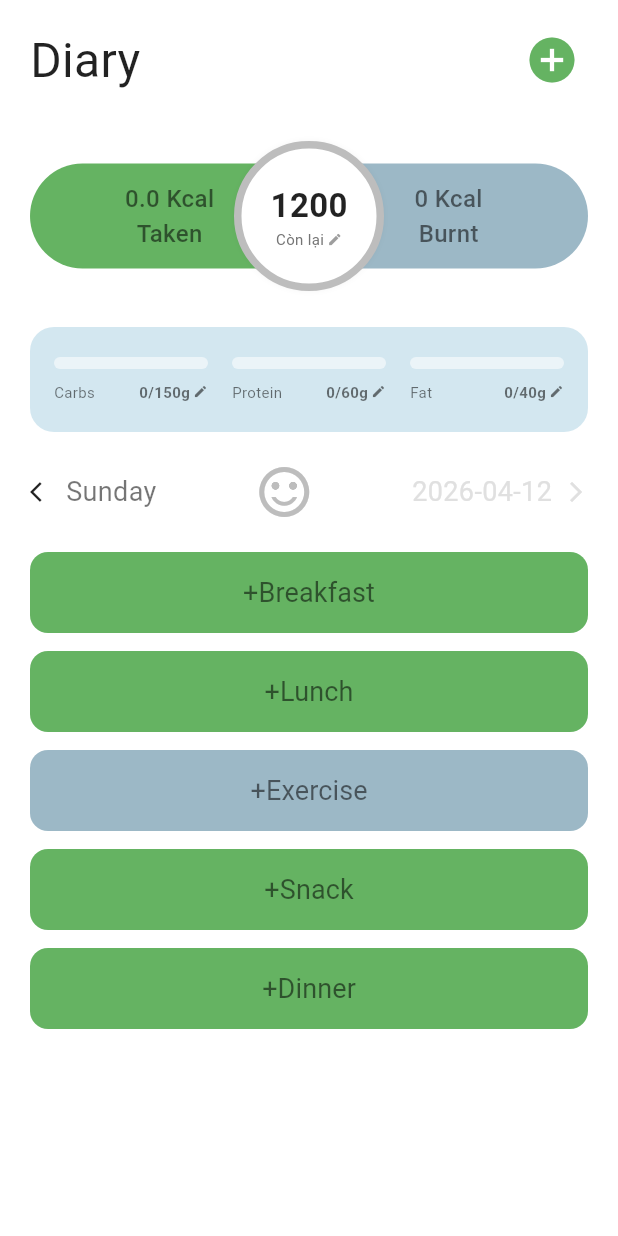
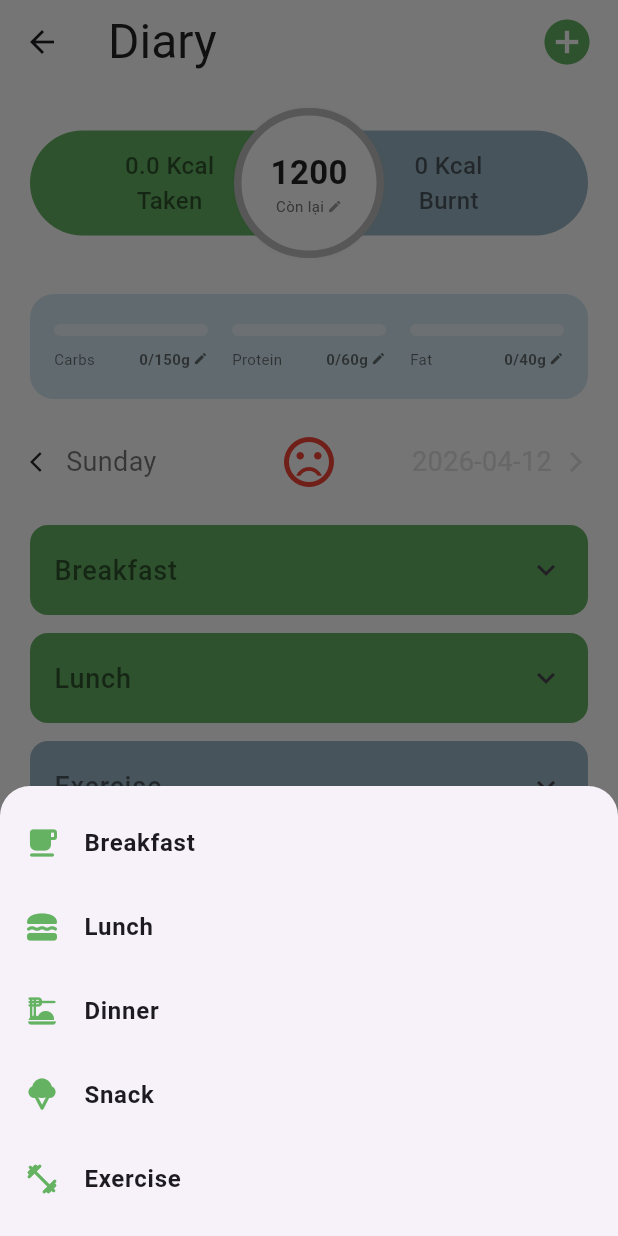
Before and after one commit to tuan21104/HealthyLife_Project_FYP, a Flutter app: the DiaryScreen screen opened directly, after a tap on the "add circle" icon, on a phone screen of 412 x 824 dp. Run offline on Flutter 3.47's test engine with Material 3 defaults, Android fonts, the phone set to English and light mode, and no system bars; drawn by our look-alikes of flutter_animate; our stand-ins replace cached_network_image, fl_chart, flutter_dotenv, flutter_markdown, geocoding, geolocator and 4 more; missing offline and left inert: markdown; accounts and stored records are empty; network calls fail.

Commit message:
feat: enhance diary functionality with personalized calorie targets and improved data loading

```diff
--- a/client/lib/diary_screen.dart
+++ b/client/lib/diary_screen.dart
@@ -26,6 +26,7 @@ class _DiaryScreenState extends State<DiaryScreen> {
   final Color _macroBgColor = const Color(0xFFD3E7F0);
 
   double _targetCalo = 1200;
+  double _defaultTargetCalo = 1200;
   double _targetCarb = 150;
   double _targetProtein = 60;
   double _targetFat = 40;
@@ -38,19 +39,68 @@ class _DiaryScreenState extends State<DiaryScreen> {
   @override
   void initState() {
     super.initState();
-    _targetCalo = widget.initialCalo;
+    _defaultTargetCalo = widget.initialCalo;
+    _targetCalo = _defaultTargetCalo;
     _targetCarb = (_targetCalo * 0.5) / 4;
     _targetProtein = (_targetCalo * 0.2) / 4;
     _targetFat = (_targetCalo * 0.3) / 9;
 
-    _loadDailyData();
+    _bootstrapDiaryData();
+  }
+
+  Future<void> _bootstrapDiaryData() async {
+    await _loadPersonalizedTargetCalo();
+    await _loadDailyData();
+  }
+
+  Future<void> _refreshDiaryPage() async {
+    await _bootstrapDiaryData();
+  }
+
+  Future<void> _loadPersonalizedTargetCalo() async {
+    try {
+      final profile = await AuthService.getUserProfile();
+      final user = profile is Map<String, dynamic>
+          ? (profile['user'] ?? profile['data'])
+          : null;
+
+      final profileTarget = user is Map
+          ? (user['targetCalo'] as num?)?.toDouble()
+          : null;
+
+      if (profileTarget != null && profileTarget > 0 && mounted) {
+        setState(() {
+          _defaultTargetCalo = profileTarget;
+          _targetCalo = profileTarget;
+          _targetCarb = (_targetCalo * 0.5) / 4;
+          _targetProtein = (_targetCalo * 0.2) / 4;
+          _targetFat = (_targetCalo * 0.3) / 9;
+        });
+      }
+    } catch (_) {}
   }
 
   // --- HÀM 1: CẬP NHẬT GIAO DIỆN (HÀM PHỤ TRỢ) ---
-  void _updateStateWithData(Map<String, dynamic> data) {
+  bool _updateStateWithData(Map<String, dynamic> data) {
+    bool migratedLegacyTarget = false;
+
     setState(() {
+      final savedTargetCalo = (data['targetCalo'] as num?)?.toDouble();
+
+      // Migrate dữ liệu cũ: trước đây target mặc định luôn bị lưu là 1200.
+      final isLegacyDefault =
+          savedTargetCalo != null &&
+          savedTargetCalo == widget.initialCalo &&
+          _defaultTargetCalo != widget.initialCalo;
+
+      if (isLegacyDefault) {
+        migratedLegacyTarget = true;
+      }
+
       _targetCalo =
-          (data['targetCalo'] as num?)?.toDouble() ?? widget.initialCalo;
+          (savedTargetCalo != null && savedTargetCalo > 0 && !isLegacyDefault)
+          ? savedTargetCalo
+          : _defaultTargetCalo;
       _targetCarb =
           (data['targetCarb'] as num?)?.toDouble() ?? (_targetCalo * 0.5) / 4;
       _targetProtein =
@@ -67,6 +117,8 @@ class _DiaryScreenState extends State<DiaryScreen> {
       _dinnerFoods = List<Map<String, dynamic>>.from(data['dinner'] ?? []);
       _exerciseList = List<Map<String, dynamic>>.from(data['exercise'] ?? []);
     });
+
+    return migratedLegacyTarget;
   }
 
   // --- HÀM 2: TẢI DỮ LIỆU THÔNG MINH (LOCAL + CLOUD) ---
@@ -80,7 +132,10 @@ class _DiaryScreenState extends State<DiaryScreen> {
     if (savedData != null) {
       try {
         Map<String, dynamic> data = jsonDecode(savedData);
-        _updateStateWithData(data);
+        final migrated = _updateStateWithData(data);
+        if (migrated) {
+          await _saveDailyData();
+        }
         return; // Có data trong máy rồi thì dừng luôn
       } catch (e) {
         print("Lỗi parse JSON Local: $e");
@@ -98,17 +153,21 @@ class _DiaryScreenState extends State<DiaryScreen> {
 
       if (cloudData != null) {
         print("==== ✅ ĐÃ TẢI THÀNH CÔNG TỪ CLOUD VỀ MÁY ====");
-        _updateStateWithData(cloudData);
+        final migrated = _updateStateWithData(cloudData);
 
         // Tiện tay lưu luôn vào điện thoại để lần sau mở App không cần đợi tải mạng
+        if (migrated) {
+          await _saveDailyData();
+        } else {
           await prefs.setString(dateKey, jsonEncode(cloudData));
+        }
         return;
       }
     }
 
     // BƯỚC 3: NẾU MÂY CŨNG TRỐNG NỐT -> TẠO NGÀY MỚI TRẮNG TINH
     setState(() {
-      _targetCalo = widget.initialCalo;
+      _targetCalo = _defaultTargetCalo;
       _targetCarb = (_targetCalo * 0.5) / 4;
       _targetProtein = (_targetCalo * 0.2) / 4;
       _targetFat = (_targetCalo * 0.3) / 9;
@@ -302,6 +361,26 @@ class _DiaryScreenState extends State<DiaryScreen> {
     };
   }
 
+  Map<String, dynamic> _calculateHealthStatus(double taken, double burnt) {
+    if (taken <= 0) {
+      return {'icon': Icons.sentiment_very_dissatisfied, 'color': Colors.red};
+    }
+
+    final target = _targetCalo <= 0 ? 1.0 : _targetCalo;
+    final netCalorie = taken - burnt;
+    final deviationRatio = ((netCalorie - target).abs()) / target;
+
+    if (deviationRatio <= 0.10) {
+      return {'icon': Icons.sentiment_satisfied_alt, 'color': _greenColor};
+    }
+
+    if (deviationRatio <= 0.30) {
+      return {'icon': Icons.sentiment_neutral, 'color': Colors.orange};
+    }
+
+    return {'icon': Icons.sentiment_very_dissatisfied, 'color': Colors.red};
+  }
+
   Future<void> _handleAddFood(String mealType) async {
     final addedData = await Navigator.push(
       context,
@@ -350,6 +429,51 @@ class _DiaryScreenState extends State<DiaryScreen> {
 
       _saveDailyData();
     }
+  }
+
+  void _showAddActionSheet() {
+    showModalBottomSheet(
+      context: context,
+      shape: const RoundedRectangleBorder(
+        borderRadius: BorderRadius.vertical(top: Radius.circular(20)),
+      ),
+      builder: (context) {
+        final actions = [
+          {'title': 'Breakfast', 'icon': Icons.free_breakfast_rounded},
+          {'title': 'Lunch', 'icon': Icons.lunch_dining_rounded},
+          {'title': 'Dinner', 'icon': Icons.dinner_dining_rounded},
+          {'title': 'Snack', 'icon': Icons.icecream_rounded},
+          {'title': 'Exercise', 'icon': Icons.fitness_center_rounded},
+        ];
+
+        return SafeArea(
+          child: Padding(
+            padding: const EdgeInsets.symmetric(vertical: 10),
+            child: Column(
+              mainAxisSize: MainAxisSize.min,
+              children: actions
+                  .map(
+                    (item) => ListTile(
+                      leading: Icon(
+                        item['icon'] as IconData,
+                        color: _greenColor,
+                      ),
+                      title: Text(
+                        item['title'] as String,
+                        style: const TextStyle(fontWeight: FontWeight.w600),
+                      ),
+                      onTap: () {
+                        Navigator.pop(context);
+                        _handleAddFood(item['title'] as String);
+                      },
+                    ),
+                  )
+                  .toList(),
+            ),
+          ),
+        );
+      },
+    );
   }
 
   void _showEditTargetDialog(
@@ -418,17 +542,45 @@ class _DiaryScreenState extends State<DiaryScreen> {
   Widget build(BuildContext context) {
     final totals =
         _calculateTotals(); // Tính toán tươi mới mỗi khi vẽ giao diện
+    final healthStatus = _calculateHealthStatus(
+      totals['taken']!,
+      totals['burnt']!,
+    );
 
     return Scaffold(
       backgroundColor: Colors.white,
+      appBar: AppBar(
+        backgroundColor: Colors.white,
+        elevation: 0,
+        title: const Text(
+          "Diary",
+          style: TextStyle(
+            fontSize: 32,
+            fontWeight: FontWeight.normal,
+            color: Colors.black87,
+          ),
+        ),
+        actions: [
+          IconButton(
+            icon: Icon(Icons.add_circle, color: _greenColor, size: 36),
+            onPressed: _showAddActionSheet,
+          ),
+          const SizedBox(width: 8),
+        ],
+      ),
       body: SafeArea(
+        child: RefreshIndicator(
+          onRefresh: _refreshDiaryPage,
+          color: _greenColor,
           child: SingleChildScrollView(
-          padding: const EdgeInsets.symmetric(horizontal: 20.0, vertical: 16.0),
+            physics: const AlwaysScrollableScrollPhysics(),
+            padding: const EdgeInsets.symmetric(
+              horizontal: 20.0,
+              vertical: 16.0,
+            ),
             child: Column(
               crossAxisAlignment: CrossAxisAlignment.start,
               children: [
-              _buildHeader(),
-              const SizedBox(height: 30),
                 _buildCalorieTracker(totals['taken']!, totals['burnt']!),
                 const SizedBox(height: 24),
                 _buildMacrosTracker(
@@ -437,7 +589,10 @@ class _DiaryScreenState extends State<DiaryScreen> {
                   totals['fat']!,
                 ),
                 const SizedBox(height: 20),
-              _buildDateSelector(),
+                _buildDateSelector(
+                  moodIcon: healthStatus['icon'] as IconData,
+                  moodColor: healthStatus['color'] as Color,
+                ),
                 const SizedBox(height: 20),
 
                 _buildMealSection(
@@ -472,6 +627,7 @@ class _DiaryScreenState extends State<DiaryScreen> {
 
                 const SizedBox(height: 40),
               ],
+            ),
           ),
         ),
       ),
@@ -727,30 +883,6 @@ class _DiaryScreenState extends State<DiaryScreen> {
     List<Map<String, dynamic>> foods,
     Color bgColor,
   ) {
-    Widget addButton = SizedBox(
-      width: double.infinity,
-      height: 54,
-      child: ElevatedButton(
-        onPressed: () => _handleAddFood(title),
-        style: ElevatedButton.styleFrom(
-          backgroundColor: bgColor,
-          elevation: 0,
-          shape: RoundedRectangleBorder(
-            borderRadius: BorderRadius.circular(12),
-          ),
-        ),
-        child: Text(
-          "+$title",
-          style: const TextStyle(
-            fontSize: 18,
-            fontWeight: FontWeight.normal,
-            color: Colors.black54,
-          ),
-        ),
-      ),
-    );
-    if (foods.isEmpty) return addButton;
-
     // Lấy đúng số Calo tùy thuộc vào Bữa Ăn hay Bài Tập
     double mealTotalCalo = foods.fold(
       0,
@@ -760,36 +892,45 @@ class _DiaryScreenState extends State<DiaryScreen> {
               .toDouble()),
     );
 
-    return Column(
-      children: [
-        addButton,
-        const SizedBox(height: 8),
-        Theme(
+    return Theme(
       data: Theme.of(context).copyWith(dividerColor: Colors.transparent),
-          child: Container(
-            decoration: BoxDecoration(
-              color: _macroBgColor.withOpacity(0.5),
+      child: ExpansionTile(
+        tilePadding: const EdgeInsets.symmetric(horizontal: 16, vertical: 2),
+        collapsedBackgroundColor: bgColor,
+        backgroundColor: _macroBgColor.withOpacity(0.35),
+        collapsedShape: RoundedRectangleBorder(
           borderRadius: BorderRadius.circular(12),
         ),
-            child: ExpansionTile(
+        shape: RoundedRectangleBorder(borderRadius: BorderRadius.circular(12)),
         title: Text(
+          title,
+          style: const TextStyle(
+            fontSize: 18,
+            fontWeight: FontWeight.w500,
+            color: Colors.black54,
+          ),
+        ),
+        children: [
+          Container(
+            width: double.infinity,
+            padding: const EdgeInsets.all(12),
+            decoration: const BoxDecoration(
+              color: Colors.white,
+              borderRadius: BorderRadius.vertical(bottom: Radius.circular(12)),
+            ),
+            child: Column(
+              children: [
+                Align(
+                  alignment: Alignment.centerLeft,
+                  child: Text(
                     "Total Energy: ${mealTotalCalo.toStringAsFixed(1)} Kcal",
                     style: const TextStyle(
                       fontWeight: FontWeight.bold,
                       color: Colors.black54,
                     ),
                   ),
-              children: [
-                Container(
-                  padding: const EdgeInsets.all(12),
-                  decoration: const BoxDecoration(
-                    color: Colors.white,
-                    borderRadius: BorderRadius.vertical(
-                      bottom: Radius.circular(12),
                 ),
-                  ),
-                  child: Column(
-                    children: [
+                const SizedBox(height: 10),
                 const Row(
                   mainAxisAlignment: MainAxisAlignment.spaceBetween,
                   children: [
@@ -805,7 +946,7 @@ class _DiaryScreenState extends State<DiaryScreen> {
                     ),
                     Expanded(
                       child: Text(
-                              "Amount",
+                        "Gram",
                         style: TextStyle(
                           fontWeight: FontWeight.bold,
                           fontSize: 12,
@@ -832,7 +973,7 @@ class _DiaryScreenState extends State<DiaryScreen> {
                     ),
                     Expanded(
                       child: Text(
-                              "Proteins",
+                        "Protein",
                         style: TextStyle(
                           fontWeight: FontWeight.bold,
                           fontSize: 12,
@@ -851,6 +992,15 @@ class _DiaryScreenState extends State<DiaryScreen> {
                   ],
                 ),
                 const SizedBox(height: 12),
+                if (foods.isEmpty)
+                  const Align(
+                    alignment: Alignment.centerLeft,
+                    child: Text(
+                      'Chưa có dữ liệu',
+                      style: TextStyle(color: Colors.black45),
+                    ),
+                  )
+                else
                   ...foods.asMap().entries.map((entry) {
                     int index = entry.key;
                     Map<String, dynamic> food = entry.value;
@@ -870,16 +1020,12 @@ class _DiaryScreenState extends State<DiaryScreen> {
                         ),
                       ),
                       child: GestureDetector(
-                            onTap: () =>
-                                _showEditFoodDialog(title, index, food),
+                        onTap: () => _showEditFoodDialog(title, index, food),
                         child: Container(
                           color: Colors.transparent,
-                              padding: const EdgeInsets.symmetric(
-                                vertical: 6.0,
-                              ),
+                          padding: const EdgeInsets.symmetric(vertical: 6.0),
                           child: Row(
-                                mainAxisAlignment:
-                                    MainAxisAlignment.spaceBetween,
+                            mainAxisAlignment: MainAxisAlignment.spaceBetween,
                             children: [
                               Expanded(
                                 flex: 2,
@@ -946,35 +1092,13 @@ class _DiaryScreenState extends State<DiaryScreen> {
           ),
         ],
       ),
-          ),
-        ),
-      ],
     );
   }
 
-  Widget _buildHeader() {
-    return Row(
-      mainAxisAlignment: MainAxisAlignment.spaceBetween,
-      children: [
-        const Text(
-          "Diary",
-          style: TextStyle(
-            fontSize: 32,
-            fontWeight: FontWeight.normal,
-            color: Colors.black87,
-          ),
-        ),
-        IconButton(
-          icon: Icon(Icons.add_circle, color: _greenColor, size: 36),
-          onPressed: () {},
-          padding: EdgeInsets.zero,
-          constraints: const BoxConstraints(),
-        ),
-      ],
-    );
-  }
-
-  Widget _buildDateSelector() {
+  Widget _buildDateSelector({
+    required IconData moodIcon,
+    required Color moodColor,
+  }) {
     DateTime today = DateTime.now();
     DateTime todayOnly = DateTime(today.year, today.month, today.day);
     DateTime minDate = todayOnly.subtract(const Duration(days: 6));
@@ -986,11 +1110,19 @@ class _DiaryScreenState extends State<DiaryScreen> {
 
     bool canGoBack = selectedOnly.isAfter(minDate);
     bool canGoForward = selectedOnly.isBefore(todayOnly);
+    final sideWidth = MediaQuery.of(context).size.width * 0.38;
 
-    return Row(
-      mainAxisAlignment: MainAxisAlignment.spaceBetween,
+    return SizedBox(
+      height: 44,
+      child: Stack(
+        alignment: Alignment.center,
+        clipBehavior: Clip.none,
         children: [
-        GestureDetector(
+          Align(
+            alignment: Alignment.centerLeft,
+            child: SizedBox(
+              width: sideWidth,
+              child: GestureDetector(
                 onTap: canGoBack
                     ? () {
                         setState(
@@ -1009,18 +1141,28 @@ class _DiaryScreenState extends State<DiaryScreen> {
                       color: canGoBack ? Colors.black87 : Colors.grey[300],
                     ),
                     const SizedBox(width: 8),
-              Text(
+                    Expanded(
+                      child: Text(
                         DateFormat('EEEE').format(_selectedDate),
+                        maxLines: 1,
+                        overflow: TextOverflow.ellipsis,
                         style: TextStyle(
                           fontSize: 18,
                           color: canGoBack ? Colors.black54 : Colors.grey[300],
                         ),
                       ),
+                    ),
                   ],
                 ),
               ),
-        Icon(Icons.sentiment_satisfied_alt, size: 40, color: Colors.grey[400]),
-        GestureDetector(
+            ),
+          ),
+          Center(child: Icon(moodIcon, size: 40, color: moodColor)),
+          Align(
+            alignment: Alignment.centerRight,
+            child: SizedBox(
+              width: sideWidth,
+              child: GestureDetector(
                 onTap: canGoForward
                     ? () {
                         setState(
@@ -1033,11 +1175,18 @@ class _DiaryScreenState extends State<DiaryScreen> {
                     : null,
                 child: Row(
                   children: [
-              Text(
+                    Expanded(
+                      child: Text(
                         DateFormat('yyyy-MM-dd').format(_selectedDate),
+                        textAlign: TextAlign.right,
+                        maxLines: 1,
+                        overflow: TextOverflow.ellipsis,
                         style: TextStyle(
                           fontSize: 18,
-                  color: canGoForward ? Colors.black54 : Colors.grey[300],
+                          color: canGoForward
+                              ? Colors.black54
+                              : Colors.grey[300],
+                        ),
                       ),
                     ),
                     const SizedBox(width: 8),
@@ -1049,7 +1198,10 @@ class _DiaryScreenState extends State<DiaryScreen> {
                   ],
                 ),
               ),
+            ),
+          ),
         ],
+      ),
     );
   }
 }
```
Lines whose indentation alone changed are shown as unchanged.
